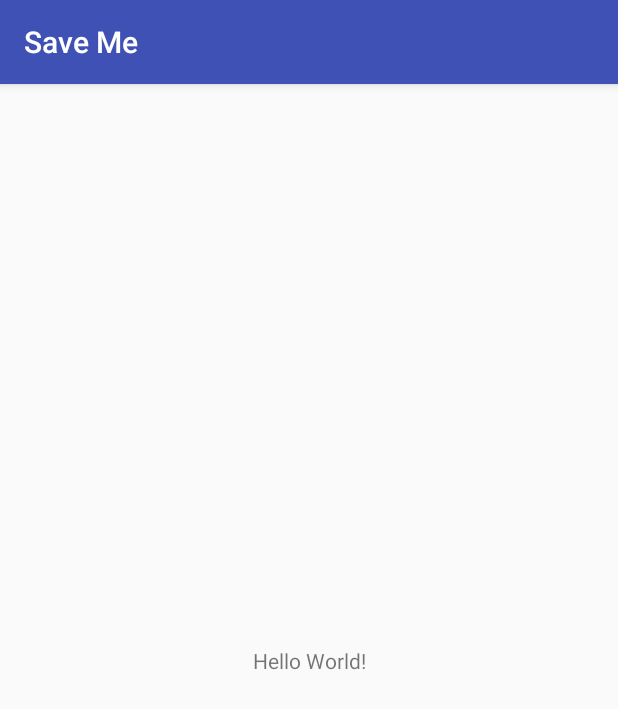
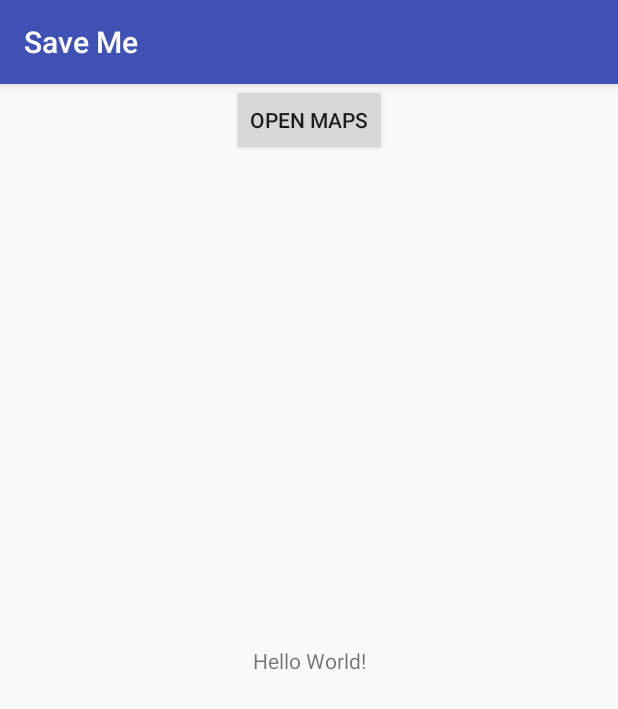
Before and after one commit to naitik0212/Save_Me, an Android app: the MainActivity screen opened directly, with no data from a screen before it, on a phone screen of 412 x 824 dp. Shown: the top 709 px of the screen. Run offline under Robolectric (Android 15) with nearby library versions, the phone set to English and light mode, and no system bars.

Commit message:
pushing with the map

```diff
--- a/app/build.gradle
+++ b/app/build.gradle
@@ -22,6 +22,7 @@
     implementation fileTree(dir: 'libs', include: ['*.jar'])
     implementation 'com.android.support:appcompat-v7:26.1.0'
     implementation 'com.android.support.constraint:constraint-layout:1.1.0'
+    implementation 'com.google.android.gms:play-services-maps:15.0.0'
     testImplementation 'junit:junit:4.12'
     androidTestImplementation 'com.android.support.test:runner:1.0.1'
     androidTestImplementation 'com.android.support.test.espresso:espresso-core:3.0.1'
--- a/app/src/main/java/com/example/group17/medaas/MainActivity.java
+++ b/app/src/main/java/com/example/group17/medaas/MainActivity.java
@@ -1,7 +1,10 @@
 package com.example.group17.medaas;
 
+import android.content.Intent;
 import android.support.v7.app.AppCompatActivity;
 import android.os.Bundle;
+import android.view.View;
+import android.widget.Button;
 
 public class MainActivity extends AppCompatActivity {
 
@@ -9,6 +12,20 @@
     protected void onCreate(Bundle savedInstanceState) {
         super.onCreate(savedInstanceState);
         setContentView(R.layout.activity_main);
+
+        final Button mapTrigger = (Button) findViewById(R.id.mapTrigger);
+
+
+
+        mapTrigger.setOnClickListener(new View.OnClickListener() {
+            public void onClick(View v) {
+                // Perform action on click
+                Intent intent = new Intent(MainActivity.this, MapsActivity.class);
+                MainActivity.this.startActivity(intent);
+            }
+        });
+
+
     }
 
 
--- a/app/src/main/res/layout/activity_main.xml
+++ b/app/src/main/res/layout/activity_main.xml
@@ -15,4 +15,13 @@
         app:layout_constraintRight_toRightOf="parent"
         app:layout_constraintTop_toTopOf="parent" />
 
+    <Button
+        android:id="@+id/mapTrigger"
+        android:layout_width="wrap_content"
+        android:layout_height="wrap_content"
+        android:text="Open Maps"
+        app:layout_constraintLeft_toLeftOf="parent"
+        app:layout_constraintRight_toRightOf="parent"
+        tools:layout_editor_absoluteY="305dp" />
+
 </android.support.constraint.ConstraintLayout>
--- a/app/src/main/res/values/strings.xml
+++ b/app/src/main/res/values/strings.xml
@@ -1,3 +1,4 @@
 <resources>
     <string name="app_name">Save Me</string>
+    <string name="title_activity_maps">Map</string>
 </resources>
```
Also changed, not shown: app/src/debug/res/values/google_maps_api.xml (added, +24 -0 lines), app/src/main/AndroidManifest.xml (+29 -13 lines), app/src/main/java/com/example/group17/medaas/MapsActivity.java (added, +51 -0 lines), app/src/main/res/layout/activity_maps.xml (added, +8 -0 lines), 1 other file.
